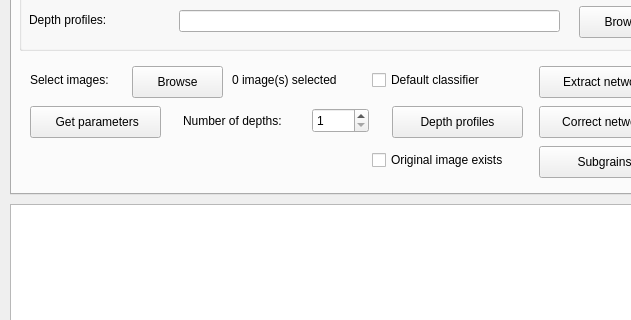
Qt form processdialog.ui (tobinder/processdialog) before a commit; both pictures show x 0 to 631 and y 146 to 466 of the 1011 by 697 pixel window.
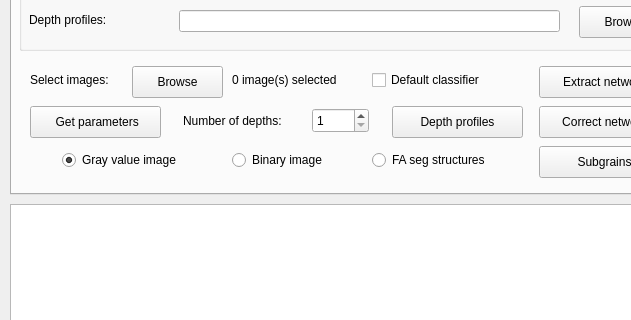
The same form after that commit. The open tabs and pages were chosen to show the change. Icons and pictures are not drawn.

Commit message: add FA functionality

```diff
--- a/processdialog.ui
+++ b/processdialog.ui
@@ -1557,17 +1557,46 @@
       <string>Subgrains</string>
      </property>
     </widget>
-    <widget class="QCheckBox" name="originalImageExistsCheckBox">
+    <widget class="QRadioButton" name="radioButton_LASM">
+     <property name="geometry">
+      <rect>
+       <x>50</x>
+       <y>260</y>
+       <width>151</width>
+       <height>20</height>
+      </rect>
+     </property>
+     <property name="text">
+      <string>Gray value image</string>
+     </property>
+     <property name="checked">
+      <bool>true</bool>
+     </property>
+    </widget>
+    <widget class="QRadioButton" name="radioButton_Binary">
+     <property name="geometry">
+      <rect>
+       <x>220</x>
+       <y>260</y>
+       <width>121</width>
+       <height>20</height>
+      </rect>
+     </property>
+     <property name="text">
+      <string>Binary image</string>
+     </property>
+    </widget>
+    <widget class="QRadioButton" name="radioButton_FA">
      <property name="geometry">
       <rect>
        <x>360</x>
        <y>260</y>
-       <width>161</width>
+       <width>151</width>
        <height>20</height>
       </rect>
      </property>
      <property name="text">
-      <string>Original image exists</string>
+      <string>FA seg structures</string>
      </property>
     </widget>
    </widget>
```
Left out of the diff: 2 changed lines with no effect on the pictures. The commit also changes 1 other file.
